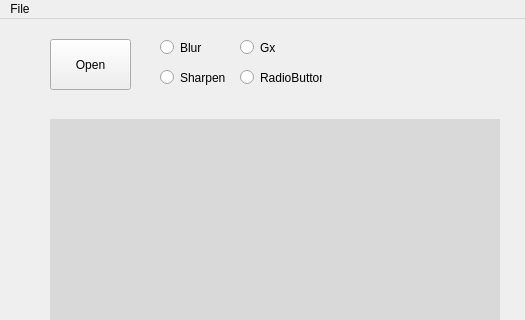
truongduchainguyen/XLA, file UIforTesting/Test.ui: the form before one commit; both pictures show x 0 to 525 and y 0 to 320 of the 1186 by 688 pixel window.
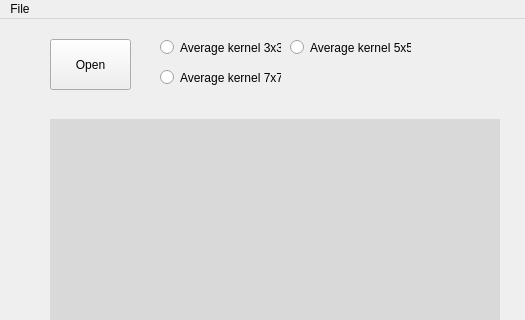
The form after the commit.

Commit message: Solve problem 1 Ex5

```diff
--- a/UIforTesting/Test.ui
+++ b/UIforTesting/Test.ui
@@ -989,12 +989,12 @@
      <rect>
       <x>160</x>
       <y>20</y>
-      <width>82</width>
+      <width>121</width>
       <height>17</height>
      </rect>
     </property>
     <property name="text">
-     <string>Blur</string>
+     <string>Average kernel 3x3</string>
     </property>
    </widget>
    <widget class="QRadioButton" name="radioButton_2">
@@ -1002,38 +1002,25 @@
      <rect>
       <x>160</x>
       <y>50</y>
-      <width>82</width>
+      <width>121</width>
       <height>17</height>
      </rect>
     </property>
     <property name="text">
-     <string>Sharpen</string>
+     <string>Average kernel 7x7</string>
     </property>
    </widget>
    <widget class="QRadioButton" name="radioButton_3">
     <property name="geometry">
      <rect>
-      <x>240</x>
+      <x>290</x>
       <y>20</y>
-      <width>82</width>
+      <width>121</width>
       <height>17</height>
      </rect>
     </property>
     <property name="text">
-     <string>Gx</string>
-    </property>
-   </widget>
-   <widget class="QRadioButton" name="radioButton_4">
-    <property name="geometry">
-     <rect>
-      <x>240</x>
-      <y>50</y>
-      <width>82</width>
-      <height>17</height>
-     </rect>
-    </property>
-    <property name="text">
-     <string>RadioButton</string>
+     <string>Average kernel 5x5</string>
     </property>
    </widget>
   </widget>
```
Left out of the diff: 54 changed lines with no effect on the pictures. The commit also changes 2 other files.
